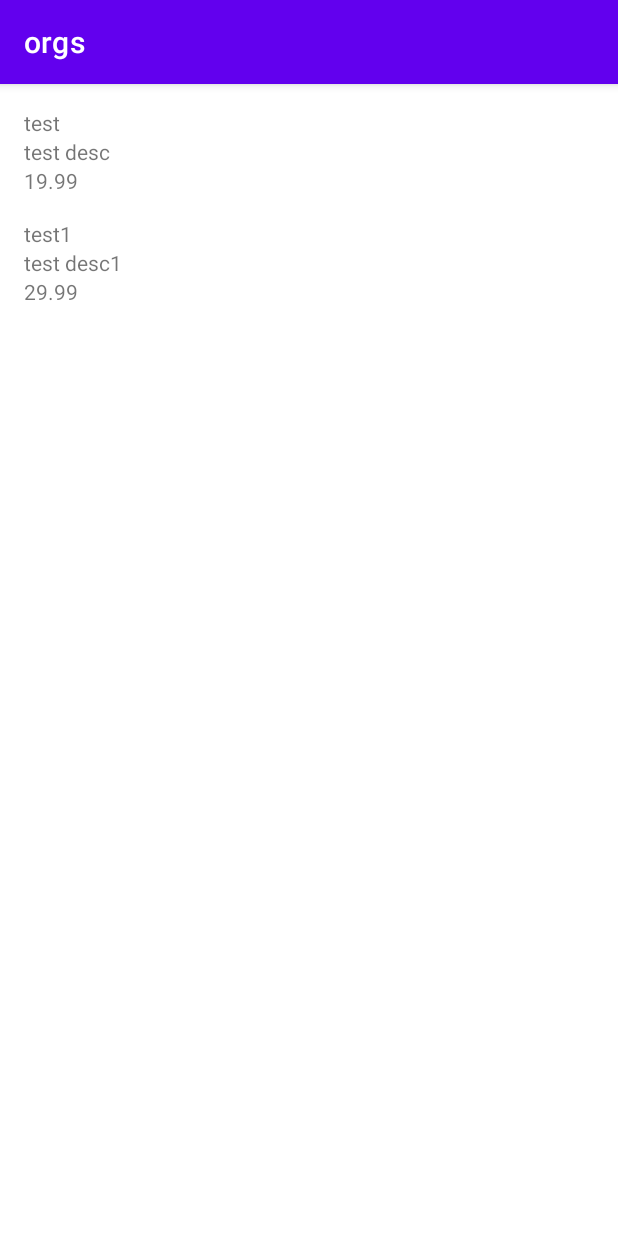
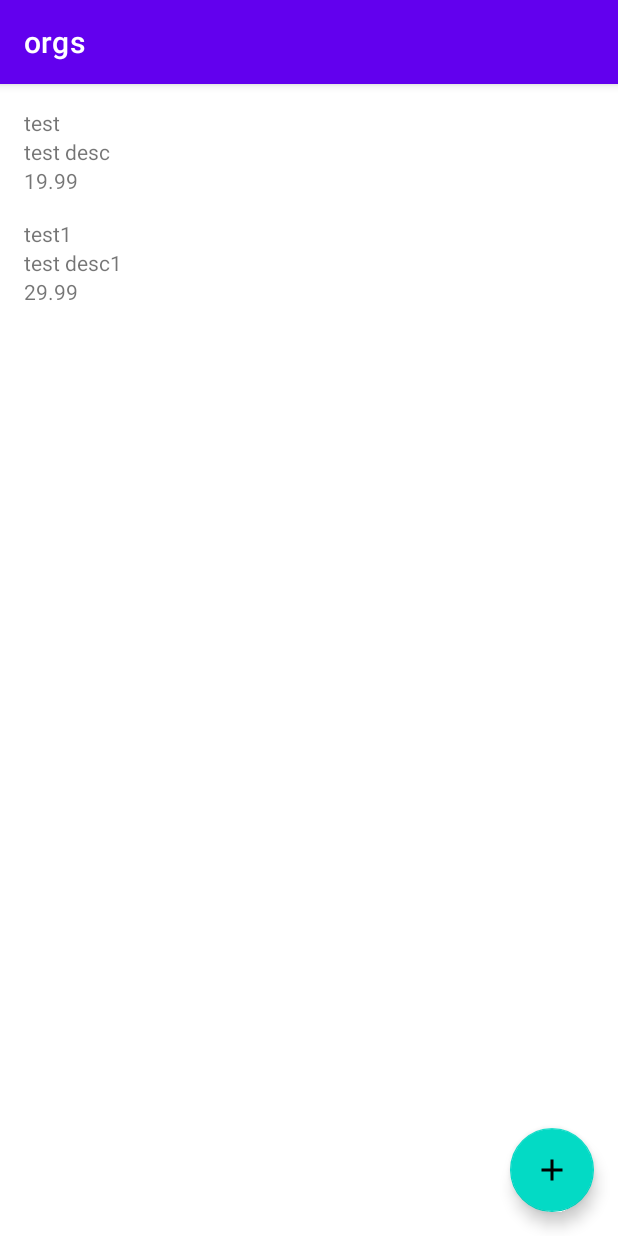
Before and after one commit to aline-mattos/orgs, an Android app: the screen it shows after launch (MainActivity), on a phone screen of 412 x 824 dp. Run offline under Robolectric (Android 15) with nearby library versions, the phone set to English and light mode, and no system bars.

Commit message:
adding floatactionbutton

```diff
--- a/app/src/main/java/com/belominha/orgs/ui/activity/MainActivity.kt
+++ b/app/src/main/java/com/belominha/orgs/ui/activity/MainActivity.kt
@@ -1,11 +1,13 @@
 package com.belominha.orgs.ui.activity
 
+import android.content.Intent
 import android.os.Bundle
 import androidx.appcompat.app.AppCompatActivity
 import androidx.recyclerview.widget.RecyclerView
 import com.belominha.orgs.R
 import com.belominha.orgs.model.Product
 import com.belominha.orgs.ui.recyclerview.adapter.ProductListAdapter
+import com.google.android.material.floatingactionbutton.FloatingActionButton
 import java.math.BigDecimal
 
 class MainActivity : AppCompatActivity(R.layout.activity_main) {
@@ -17,6 +19,12 @@ class MainActivity : AppCompatActivity(R.layout.activity_main) {
             Product("test","test desc", BigDecimal("19.99")),
             Product("test1","test desc1", BigDecimal("29.99"))
         ))
+
+        val fab = findViewById<FloatingActionButton>(R.id.floatingActionButton)
+        fab.setOnClickListener {
+            val intent = Intent(this, ProductFormActivity::class.java)
+            startActivity(intent)
+        }
     }
 
 }
--- /dev/null
+++ b/app/src/main/res/drawable/ic_baseline_add_24.xml
@@ -0,0 +1,5 @@
+<vector android:height="24dp" android:tint="#000000"
+    android:viewportHeight="24" android:viewportWidth="24"
+    android:width="24dp" xmlns:android="http://schemas.android.com/apk/res/android">
+    <path android:fillColor="@android:color/white" android:pathData="M19,13h-6v6h-2v-6H5v-2h6V5h2v6h6v2z"/>
+</vector>
--- a/app/src/main/res/layout/activity_main.xml
+++ b/app/src/main/res/layout/activity_main.xml
@@ -1,17 +1,32 @@
 <?xml version="1.0" encoding="utf-8"?>
-<LinearLayout
-    xmlns:android="http://schemas.android.com/apk/res/android"
+<LinearLayout xmlns:android="http://schemas.android.com/apk/res/android"
+    xmlns:app="http://schemas.android.com/apk/res-auto"
     xmlns:tools="http://schemas.android.com/tools"
     android:layout_width="match_parent"
-    android:layout_height="wrap_content"
-    xmlns:app="http://schemas.android.com/apk/res-auto">
-
-    <androidx.recyclerview.widget.RecyclerView
-        app:layoutManager="androidx.recyclerview.widget.LinearLayoutManager"
-        android:id="@+id/recyclerView"
-        android:layout_width="match_parent"
-        android:layout_height="match_parent"
-        tools:listitem="@layout/product_item"/>
+    android:layout_height="match_parent"
+    android:orientation="vertical">
 
 
+    <FrameLayout
+        android:layout_width="match_parent"
+        android:layout_height="match_parent">
+
+        <androidx.recyclerview.widget.RecyclerView
+            android:id="@+id/recyclerView"
+            android:layout_width="match_parent"
+            android:layout_height="match_parent"
+            app:layoutManager="androidx.recyclerview.widget.LinearLayoutManager"
+            tools:listitem="@layout/product_item" />
+
+        <com.google.android.material.floatingactionbutton.FloatingActionButton
+            android:id="@+id/floatingActionButton"
+            android:layout_width="wrap_content"
+            android:layout_height="wrap_content"
+            android:clickable="true"
+            android:focusable="true"
+            android:layout_gravity="end|bottom"
+            android:layout_margin="16dp"
+            app:srcCompat="@drawable/ic_baseline_add_24" />
+    </FrameLayout>
+
 </LinearLayout>
```
